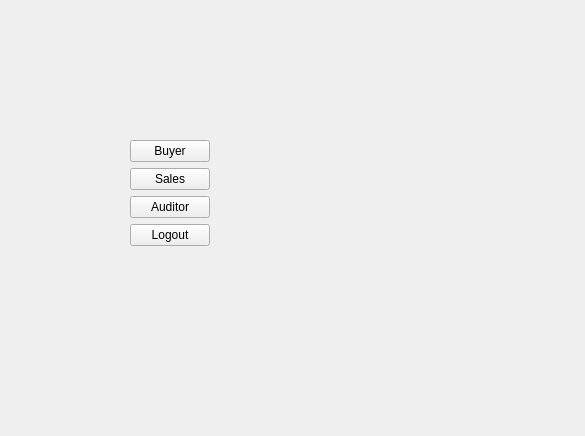
First picture: the form in StoreManager/login.ui, repository grimcake/StoreManager, before the edit.
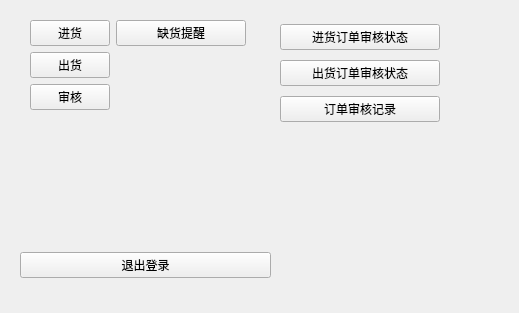
Second picture: the form after the edit.

```diff
--- a/StoreManager/login.ui
+++ b/StoreManager/login.ui
@@ -6,8 +6,8 @@
    <rect>
     <x>0</x>
     <y>0</y>
-    <width>585</width>
-    <height>436</height>
+    <width>519</width>
+    <height>313</height>
    </rect>
   </property>
   <property name="windowTitle">
@@ -16,38 +16,90 @@
   <widget class="QWidget" name="formLayoutWidget">
    <property name="geometry">
     <rect>
-     <x>130</x>
-     <y>140</y>
-     <width>241</width>
+     <x>30</x>
+     <y>20</y>
+     <width>216</width>
      <height>181</height>
     </rect>
    </property>
    <layout class="QFormLayout" name="formLayout">
-    <item row="0" column="0">
-     <widget class="QPushButton" name="pbn_buyer">
-      <property name="text">
-       <string>Buyer</string>
-      </property>
-     </widget>
-    </item>
     <item row="1" column="0">
-     <widget class="QPushButton" name="pbn_sales">
+     <widget class="QPushButton" name="pbn_buyer">
       <property name="text">
-       <string>Sales</string>
+       <string>进货</string>
+      </property>
+     </widget>
+    </item>
+    <item row="1" column="1">
+     <widget class="QPushButton" name="pushButton">
+      <property name="text">
+       <string>缺货提醒</string>
       </property>
      </widget>
     </item>
     <item row="2" column="0">
-     <widget class="QPushButton" name="pbn_auditor">
+     <widget class="QPushButton" name="pbn_sales">
       <property name="text">
-       <string>Auditor</string>
+       <string>出货</string>
       </property>
      </widget>
     </item>
     <item row="3" column="0">
+     <widget class="QPushButton" name="pbn_auditor">
+      <property name="text">
+       <string>审核</string>
+      </property>
+     </widget>
+    </item>
+   </layout>
+  </widget>
+  <widget class="QWidget" name="horizontalLayoutWidget">
+   <property name="geometry">
+    <rect>
+     <x>20</x>
+     <y>230</y>
+     <width>251</width>
+     <height>71</height>
+    </rect>
+   </property>
+   <layout class="QHBoxLayout" name="horizontalLayout">
+    <item>
      <widget class="QPushButton" name="pbn_logout">
       <property name="text">
-       <string>Logout</string>
+       <string>退出登录</string>
+      </property>
+     </widget>
+    </item>
+   </layout>
+  </widget>
+  <widget class="QWidget" name="verticalLayoutWidget">
+   <property name="geometry">
+    <rect>
+     <x>280</x>
+     <y>20</y>
+     <width>160</width>
+     <height>107</height>
+    </rect>
+   </property>
+   <layout class="QVBoxLayout" name="verticalLayout">
+    <item>
+     <widget class="QPushButton" name="pushButton_2">
+      <property name="text">
+       <string>进货订单审核状态</string>
+      </property>
+     </widget>
+    </item>
+    <item>
+     <widget class="QPushButton" name="pushButton_3">
+      <property name="text">
+       <string>出货订单审核状态</string>
+      </property>
+     </widget>
+    </item>
+    <item>
+     <widget class="QPushButton" name="pushButton_4">
+      <property name="text">
+       <string>订单审核记录</string>
       </property>
      </widget>
     </item>
```
Left out of the diff: 2 changed lines with no effect on the pictures.
